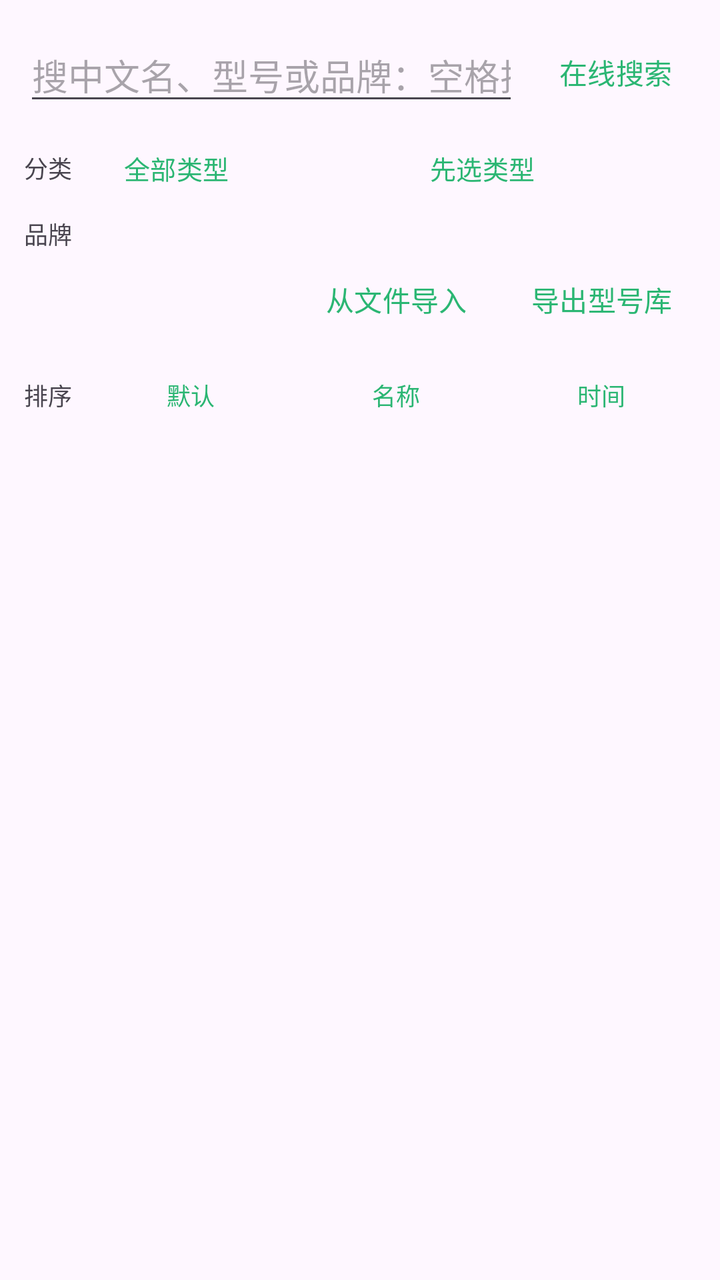
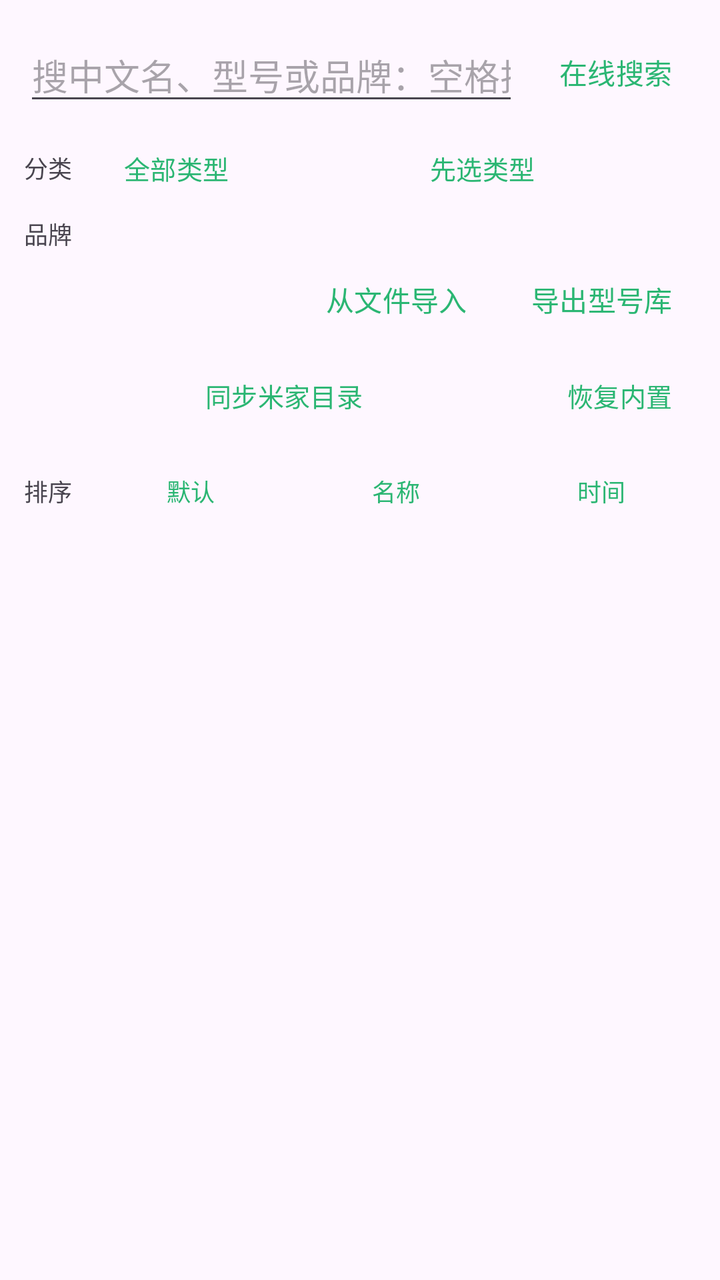

Before-and-after screenshots of an Android layout around one commit, followed by the original layout XML and the change that was made.
<!-- AndroidManifest.xml: application theme Theme.MijiaSim -->
<!-- res/layout/activity_model_library.xml -->
<?xml version="1.0" encoding="utf-8"?>
<LinearLayout xmlns:android="http://schemas.android.com/apk/res/android"
    android:layout_width="match_parent"
    android:layout_height="match_parent"
    android:focusable="true"
    android:focusableInTouchMode="true"
    android:orientation="vertical"
    android:padding="12dp">

    <LinearLayout
        android:layout_width="match_parent"
        android:layout_height="wrap_content"
        android:gravity="center_vertical"
        android:orientation="horizontal">

        <EditText
            android:id="@+id/input_model_query"
            android:layout_width="0dp"
            android:layout_height="wrap_content"
            android:layout_weight="1"
            android:hint="@string/hint_model_search"
            android:inputType="text"
            android:maxLines="1" />

        <Button
            android:id="@+id/btn_search_online"
            style="?android:attr/buttonBarButtonStyle"
            android:layout_width="wrap_content"
            android:layout_height="wrap_content"
            android:text="@string/action_search_online" />
    </LinearLayout>

    
    <LinearLayout
        android:layout_width="match_parent"
        android:layout_height="wrap_content"
        android:gravity="center_vertical"
        android:orientation="horizontal">

        <TextView
            android:layout_width="wrap_content"
            android:layout_height="wrap_content"
            android:paddingEnd="6dp"
            android:text="@string/label_cat"
            android:textSize="12sp" />

        <Button
            android:id="@+id/btn_pick_cat"
            style="?android:attr/buttonBarButtonStyle"
            android:layout_width="0dp"
            android:layout_height="wrap_content"
            android:layout_weight="1"
            android:gravity="start|center_vertical"
            android:minWidth="0dp"
            android:text="@string/filter_all_cats"
            android:textSize="13sp" />

        <Button
            android:id="@+id/btn_pick_sub"
            style="?android:attr/buttonBarButtonStyle"
            android:layout_width="0dp"
            android:layout_height="wrap_content"
            android:layout_weight="1"
            android:gravity="start|center_vertical"
            android:minWidth="0dp"
            android:text="@string/filter_pick_cat_first"
            android:textSize="13sp" />
    </LinearLayout>

    
    <LinearLayout
        android:layout_width="match_parent"
        android:layout_height="wrap_content"
        android:gravity="center_vertical"
        android:orientation="horizontal">

        <TextView
            android:layout_width="wrap_content"
            android:layout_height="wrap_content"
            android:paddingEnd="6dp"
            android:text="@string/label_brand"
            android:textSize="12sp" />

        <HorizontalScrollView
            android:id="@+id/brand_scroll"
            android:layout_width="0dp"
            android:layout_height="wrap_content"
            android:layout_weight="1"
            android:scrollbars="none">

            <LinearLayout
                android:id="@+id/brand_chips"
                android:layout_width="wrap_content"
                android:layout_height="wrap_content"
                android:gravity="center_vertical"
                android:orientation="horizontal"
                android:paddingBottom="4dp" />
        </HorizontalScrollView>
    </LinearLayout>

    <LinearLayout
        android:layout_width="match_parent"
        android:layout_height="wrap_content"
        android:gravity="center_vertical"
        android:orientation="horizontal">

        <TextView
            android:id="@+id/library_hint"
            android:layout_width="0dp"
            android:layout_height="wrap_content"
            android:layout_weight="1"
            android:textSize="13sp" />

        <Button
            android:id="@+id/btn_import_file"
            style="?android:attr/buttonBarButtonStyle"
            android:layout_width="wrap_content"
            android:layout_height="wrap_content"
            android:text="@string/action_import_spec_file" />

        <Button
            android:id="@+id/btn_export_all"
            style="?android:attr/buttonBarButtonStyle"
            android:layout_width="wrap_content"
            android:layout_height="wrap_content"
            android:text="@string/action_export_specs" />
    </LinearLayout>

    
    <LinearLayout
        android:layout_width="match_parent"
        android:layout_height="wrap_content"
        android:gravity="center_vertical"
        android:orientation="horizontal">

        <TextView
            android:layout_width="wrap_content"
            android:layout_height="wrap_content"
            android:paddingEnd="4dp"
            android:text="@string/label_sort"
            android:textSize="12sp" />

        <Button
            android:id="@+id/btn_sort_default"
            style="?android:attr/buttonBarButtonStyle"
            android:layout_width="0dp"
            android:layout_height="wrap_content"
            android:layout_weight="1"
            android:minWidth="0dp"
            android:text="@string/sort_default"
            android:textSize="12sp" />

        <Button
            android:id="@+id/btn_sort_name"
            style="?android:attr/buttonBarButtonStyle"
            android:layout_width="0dp"
            android:layout_height="wrap_content"
            android:layout_weight="1"
            android:minWidth="0dp"
            android:text="@string/sort_name"
            android:textSize="12sp" />

        <Button
            android:id="@+id/btn_sort_time"
            style="?android:attr/buttonBarButtonStyle"
            android:layout_width="0dp"
            android:layout_height="wrap_content"
            android:layout_weight="1"
            android:minWidth="0dp"
            android:text="@string/sort_time"
            android:textSize="12sp" />
    </LinearLayout>

    <androidx.recyclerview.widget.RecyclerView
        android:id="@+id/model_list"
        android:layout_width="match_parent"
        android:layout_height="0dp"
        android:layout_weight="1"
        android:scrollbars="vertical" />

    <TextView
        android:id="@+id/online_result"
        android:layout_width="match_parent"
        android:layout_height="wrap_content"
        android:maxLines="4"
        android:scrollbars="vertical"
        android:textSize="13sp" />

</LinearLayout>
<!-- resources referenced by this layout -->
<resources>
  <string name="action_export_specs">导出型号库</string>
  <string name="action_import_spec_file">从文件导入</string>
  <string name="action_search_online">在线搜索</string>
  <string name="filter_all_cats">全部类型</string>
  <string name="filter_pick_cat_first">先选类型</string>
  <string name="hint_model_search">搜中文名、型号或品牌：空格括号不用管，扫地机器人也能搜到扫拖机器人</string>
  <string name="label_brand">品牌</string>
  <string name="label_cat">分类</string>
  <string name="label_sort">排序</string>
  <string name="sort_default">默认</string>
  <string name="sort_name">名称</string>
  <string name="sort_time">时间</string>
  <style name="Theme.MijiaSim" parent="Theme.Material3.DayNight">
          <item name="colorPrimary">@color/accent</item>
          <item name="android:statusBarColor">@android:color/transparent</item>
      </style>
  <color name="accent">#FF2bb673</color>
</resources>

<!-- the commit's change to res/layout/activity_model_library.xml (unified diff, before → after) -->
@@ -133,6 +133,32 @@
         android:gravity="center_vertical"
         android:orientation="horizontal">
 
+        <Button
+            android:id="@+id/btn_sync_mijia"
+            style="?android:attr/buttonBarButtonStyle"
+            android:layout_width="0dp"
+            android:layout_height="wrap_content"
+            android:layout_weight="1"
+            android:minWidth="0dp"
+            android:text="@string/action_sync_mijia"
+            android:textSize="13sp" />
+
+        <Button
+            android:id="@+id/btn_restore_builtin"
+            style="?android:attr/buttonBarButtonStyle"
+            android:layout_width="wrap_content"
+            android:layout_height="wrap_content"
+            android:text="@string/action_restore_builtin"
+            android:textSize="13sp" />
+    </LinearLayout>
+
+    
+    <LinearLayout
+        android:layout_width="match_parent"
+        android:layout_height="wrap_content"
+        android:gravity="center_vertical"
+        android:orientation="horizontal">
+
         <TextView
             android:layout_width="wrap_content"
             android:layout_height="wrap_content"
<!-- resource entries referenced after the edit -->
@@ -2,7 +2,9 @@
 <resources>
   <string name="action_export_specs">导出型号库</string>
   <string name="action_import_spec_file">从文件导入</string>
+  <string name="action_restore_builtin">恢复内置</string>
   <string name="action_search_online">在线搜索</string>
+  <string name="action_sync_mijia">同步米家目录</string>
   <string name="filter_all_cats">全部类型</string>
   <string name="filter_pick_cat_first">先选类型</string>
   <string name="hint_model_search">搜中文名、型号或品牌：空格括号不用管，扫地机器人也能搜到扫拖机器人</string>
